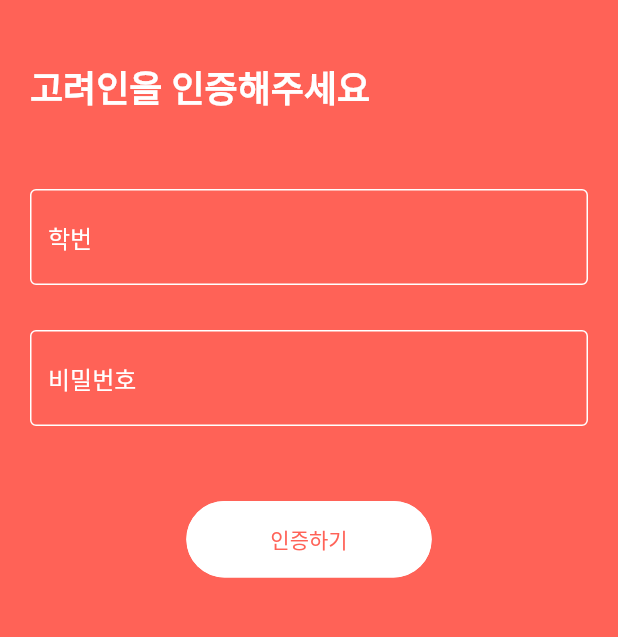
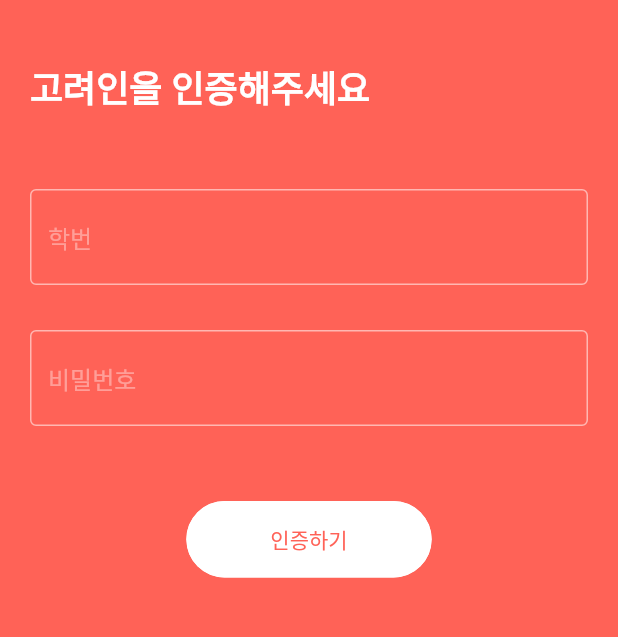
Before and after one commit to govis-2020/govis-app, a Flutter app: the AuthPage screen opened directly, on a phone screen of 412 x 824 dp, the part 75-712 px from its top. Run offline on Flutter 3.47's test engine with Material 2 defaults, Android fonts, the phone set to English and light mode, and no system bars; drawn by our look-alikes of flutter_fadein; our stand-ins replace dio, flushbar, flutter_spinkit, google_sign_in, logger, shared_preferences and 3 more; accounts and stored records are empty.

Commit message:
Input Focus 색상 변경

```diff
--- a/lib/page/auth_page.dart
+++ b/lib/page/auth_page.dart
@@ -102,6 +102,8 @@ class _AuthPageState extends State<AuthPage> {
   }
 
   Widget _buildContent() {
+    final Color whiteColor = Colors.white54;
+    final Color focusColor = ThemeColor.primaryDark;
     return FadeIn(
       duration: Duration(seconds: 1),
       child: Container(
@@ -122,11 +124,14 @@ class _AuthPageState extends State<AuthPage> {
                 hintText: "학번",
                 hoverColor: Colors.white,
                 border: OutlineInputBorder(),
-                enabledBorder: const OutlineInputBorder(
-                  borderSide: const BorderSide(color: Colors.white, width: 1),
+                enabledBorder: OutlineInputBorder(
+                  borderSide: BorderSide(color: whiteColor, width: 1),
+                ),
+                focusedBorder: OutlineInputBorder(
+                  borderSide: BorderSide(color: focusColor, width: 1),
                 ),
                 labelStyle: TextStyle(color: Colors.white),
-                hintStyle: TextStyle(color: Colors.white),
+                hintStyle: TextStyle(color: Colors.white38),
               ),
               style: TextStyle(color: Colors.white),
             ),
@@ -136,15 +141,21 @@ class _AuthPageState extends State<AuthPage> {
               focusNode: passwordFocusNode,
               obscureText: true,
               keyboardType: TextInputType.visiblePassword,
+              onSubmitted: (text) {
+                validHakbun();
+              },
               decoration: InputDecoration(
                 hintText: "비밀번호",
                 hoverColor: Colors.white,
                 border: OutlineInputBorder(),
-                enabledBorder: const OutlineInputBorder(
-                  borderSide: const BorderSide(color: Colors.white, width: 1),
+                enabledBorder: OutlineInputBorder(
+                  borderSide: BorderSide(color: whiteColor, width: 1),
+                ),
+                focusedBorder: OutlineInputBorder(
+                  borderSide: BorderSide(color: focusColor, width: 1),
                 ),
                 labelStyle: TextStyle(color: Colors.white),
-                hintStyle: TextStyle(color: Colors.white),
+                hintStyle: TextStyle(color: Colors.white38),
               ),
               style: TextStyle(color: Colors.white),
             ),
```
Also changed, not shown: lib/layouts/default.dart (added).
